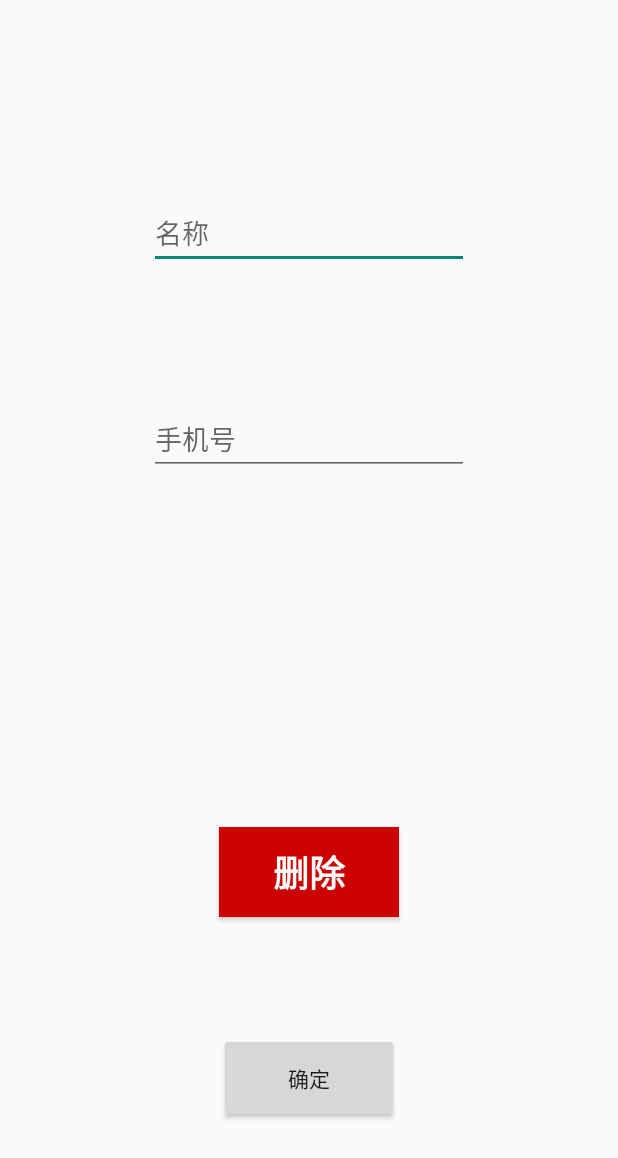
After one commit to zhihui1999/iFound, an Android app: the DataBaseActivity screen opened directly, with no data from a screen before it, on a phone screen of 412 x 824 dp. The commit adds this screen. Shown: the top 1158 px of the screen. Run offline under Robolectric (Android 15) with nearby library versions, the phone set to English and light mode, and no system bars; network calls fail.

Commit message:
成员界面添加功能，添加增删改Activity
1.添加增删改界面，可对数据库进行操作
2.实现增加成员，修改成员
PS：单击后响应没写
删除出错

```diff
--- /dev/null
+++ b/app/src/main/java/com/gizwits/opensource/appkit/DiyClass/DataBaseActivity.java
@@ -0,0 +1,117 @@
+package com.gizwits.opensource.appkit.DiyClass;
+
+import android.app.Activity;
+import android.content.Intent;
+import android.support.v7.app.AppCompatActivity;
+import android.os.Bundle;
+import android.util.Log;
+import android.view.View;
+import android.widget.Button;
+import android.widget.EditText;
+import android.widget.Toast;
+
+import com.gizwits.opensource.appkit.R;
+
+import java.util.HashMap;
+import java.util.Map;
+
+public class DataBaseActivity extends AppCompatActivity {
+
+    private EditText name, phone;
+    private Button delete, sure;
+    private int id, type;//id 数据库id  type 0 修改  1 增加
+    private String TAG ="数据库";
+
+    @Override
+    protected void onCreate(Bundle savedInstanceState) {
+        super.onCreate(savedInstanceState);
+        setContentView(R.layout.activity_data_base);
+
+        Intent intent = getIntent();
+        type = intent.getIntExtra("type", 0);
+        id = intent.getIntExtra("id", 0);
+        Log.d(TAG, "onCreate: id="+id+"\ttype="+type);
+
+        name = (EditText) findViewById(R.id.edit_name);
+        phone = (EditText) findViewById(R.id.edit_phone);
+        if (type == 1) {
+            delete = (Button) findViewById(R.id.bt_dellete);
+            delete.setVisibility(View.INVISIBLE);
+        }else {
+            delete = (Button) findViewById(R.id.bt_dellete);
+            delete.setVisibility(View.VISIBLE);
+            delete.setOnClickListener(new View.OnClickListener() {
+                @Override
+                public void onClick(View view) {
+                    new Thread(new Runnable() {
+                        @Override
+                        public void run() {
+                            Map<String, String> params = new HashMap<String, String>();
+                            params.put("id", String.valueOf(id));
+                            Log.d(TAG, "onClick: 没事");
+                            HttpUtils.sendPostMessage(params,"get",1);
+                        }
+                    }).start();
+                    Log.d(TAG, "onClick: 删除按钮");
+                }
+            });
+        }
+
+        sure = (Button) findViewById(R.id.bt_sure);
+        sure.setOnClickListener(new View.OnClickListener() {
+            @Override
+            public void onClick(View view) {
+                if (check()){
+                    Log.d(TAG, "onClick: 确定按钮");
+                    if (type==1){
+                        new Thread(new Runnable() {
+                            @Override
+                            public void run() {
+                                Map<String, String> params = new HashMap<String, String>();
+                                params.put("id", String.valueOf(id));
+                                params.put("name", name.getText().toString());
+                                params.put("phone", phone.getText().toString());
+                                params.put("image", "http:////suibian");
+                                Log.d(TAG, "onClick: 没事");
+                                HttpUtils.sendPostMessage(params,"utf-8",0);
+                            }
+                        }).start();
+                    }else {
+                        new Thread(new Runnable() {
+                            @Override
+                            public void run() {
+                                Map<String, String> params = new HashMap<String, String>();
+                                params.put("id", String.valueOf(id));
+                                params.put("name", name.getText().toString());
+                                params.put("phone", phone.getText().toString());
+                                params.put("image", "http:////suibian");
+                                HttpUtils.sendPostMessage(params,"utf-8",2);
+                            }
+                        }).start();
+                    }
+                }
+            }
+        });
+    }
+
+    /**
+     * 检查控件中内容是否违规
+     * @return true 无违规
+     */
+    boolean check(){
+        //检查姓名，空，过长
+        if (name.getText().toString().equals("")){
+            Toast.makeText(this, "没有填写名字", Toast.LENGTH_SHORT).show();
+            return false;
+        }else if (name.getText().length()>5){
+            Toast.makeText(this, "名字过长", Toast.LENGTH_SHORT).show();
+            return false;
+        }
+        //检查手机号
+        if (phone.getText().toString().equals("")){
+            Toast.makeText(this, "手机号为空", Toast.LENGTH_SHORT).show();
+            return false;
+        }
+        return true;
+    }
+}
--- a/app/src/main/java/com/gizwits/opensource/appkit/DiyClass/HttpUtils.java
+++ b/app/src/main/java/com/gizwits/opensource/appkit/DiyClass/HttpUtils.java
@@ -16,8 +16,8 @@ import java.util.Map;
  */
 public class HttpUtils {
     private static String addChengYuan = "http://www.520mylove.cn/chengyuan/addChengYuan.php";
-    private static String delectChengYuan = "http://www.520mylove.cn/chengyuan/delectChengYuan.php";
-    private static String updataChengYuan = "http://www.520mylove.cn/chengyuan/updataChengYuan.php";
+    private static String delectChengYuan = "http://www.520mylove.cn/chengyuan/deleteChengYuan.php";
+    private static String updataChengYuan = "http://www.520mylove.cn/chengyuan/updateChengYuan.php";
 
     private static URL url, addurl, delecturl, updataurl;
 
@@ -75,7 +75,6 @@ public class HttpUtils {
             connection.setUseCaches(false);
             //表示设置请求体的类型是文本类型
             connection.setRequestProperty("Content-Type", "application/x-www-form-urlencoded");
-
             connection.setRequestProperty("Content-Length", String.valueOf(mydata.length));
 
             connection.connect();   //连接，不写也可以。。？？有待了解
--- a/app/src/main/res/layout/activity_cheng_yuan.xml
+++ b/app/src/main/res/layout/activity_cheng_yuan.xml
@@ -98,6 +98,7 @@
         tools:layout_editor_absoluteY="8dp" />
 
     <TextView
+        android:id="@+id/addchengyuan"
         android:layout_width="300dp"
         android:layout_height="45dp"
         android:layout_marginBottom="10dp"
--- /dev/null
+++ b/app/src/main/res/layout/activity_data_base.xml
@@ -0,0 +1,61 @@
+<?xml version="1.0" encoding="utf-8"?>
+<android.support.constraint.ConstraintLayout xmlns:android="http://schemas.android.com/apk/res/android"
+    xmlns:app="http://schemas.android.com/apk/res-auto"
+    xmlns:tools="http://schemas.android.com/tools"
+    android:layout_width="match_parent"
+    android:layout_height="match_parent"
+    tools:context=".DiyClass.DataBaseActivity">
+
+    <EditText
+        android:id="@+id/edit_name"
+        android:layout_width="wrap_content"
+        android:layout_height="wrap_content"
+        android:layout_marginTop="72dp"
+        android:layout_marginBottom="30dp"
+        android:ems="10"
+        android:hint="名称"
+        android:inputType="textPersonName"
+        app:layout_constraintBottom_toTopOf="@+id/edit_phone"
+        app:layout_constraintEnd_toEndOf="parent"
+        app:layout_constraintStart_toStartOf="parent"
+        app:layout_constraintTop_toTopOf="parent" />
+
+    <EditText
+        android:id="@+id/edit_phone"
+        android:layout_width="wrap_content"
+        android:layout_height="wrap_content"
+        android:layout_marginBottom="176dp"
+        android:ems="10"
+        android:hint="手机号"
+        android:inputType="number"
+        app:layout_constraintBottom_toTopOf="@+id/bt_dellete"
+        app:layout_constraintStart_toStartOf="@+id/edit_name"
+        app:layout_constraintTop_toBottomOf="@+id/edit_name" />
+
+    <Button
+        android:id="@+id/bt_dellete"
+        android:layout_width="120dp"
+        android:layout_height="60dp"
+        android:layout_marginBottom="18dp"
+        android:background="@android:color/holo_red_dark"
+        android:text="删除"
+        android:textAlignment="center"
+        android:textColor="@color/backwhrite"
+        android:textSize="24sp"
+        android:textStyle="bold"
+        app:layout_constraintBottom_toTopOf="@+id/bt_sure"
+        app:layout_constraintEnd_toEndOf="parent"
+        app:layout_constraintStart_toStartOf="parent"
+        app:layout_constraintTop_toBottomOf="@+id/edit_phone" />
+
+    <Button
+        android:id="@+id/bt_sure"
+        android:layout_width="120dp"
+        android:layout_height="60dp"
+        android:layout_marginBottom="16dp"
+        android:text="确定"
+        app:layout_constraintBottom_toBottomOf="parent"
+        app:layout_constraintEnd_toEndOf="parent"
+        app:layout_constraintStart_toStartOf="parent"
+        app:layout_constraintTop_toBottomOf="@+id/bt_dellete" />
+</android.support.constraint.ConstraintLayout>
--- a/app/src/main/res/values/colors.xml
+++ b/app/src/main/res/values/colors.xml
@@ -23,7 +23,7 @@
     <color name="background_gray">#aaaaaa</color>
     <color name="text_gray">#333333</color>
     <color name="blue">#0000FF</color>
-    <color name="backwhrite">#FFFFFF</color>
+    <color name="backwhrite">#ffffff</color>
     <color name="sample_deploy">#007AFF</color>
     <color name="text_color">#333333</color>
 
```
Also changed, not shown: app/src/main/AndroidManifest.xml (+5 -2 lines), app/src/main/java/com/gizwits/opensource/appkit/DiyClass/ChengYuanActivity.java (+23 -1 lines).
